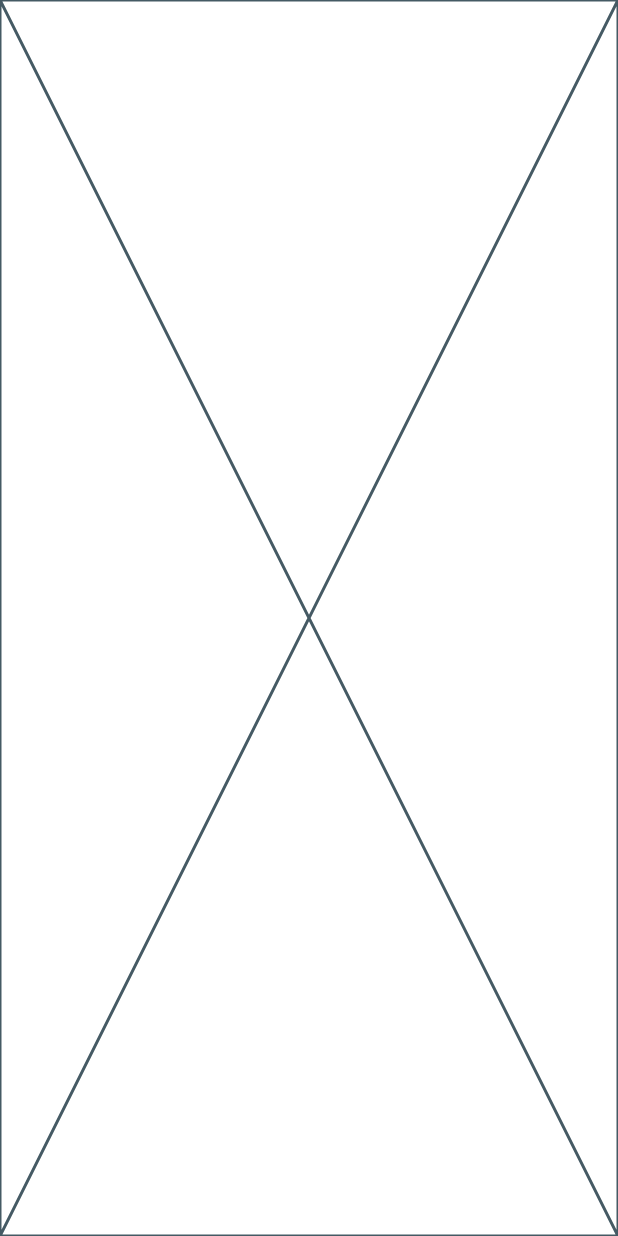
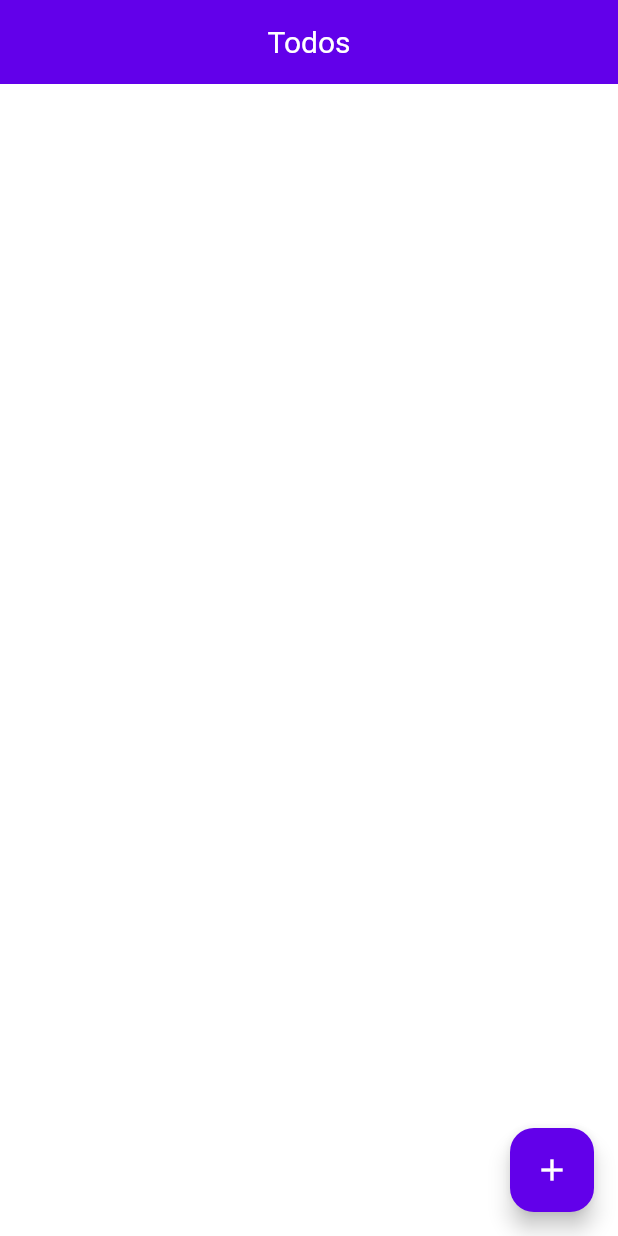
Before and after one commit to saiful00000/flutter_clean_arch_skeleton, a Flutter app: the screen it shows after launch, on a phone screen of 412 x 824 dp. Run offline on Flutter 3.47's test engine with Material 3 defaults, Android fonts, the phone set to English and light mode, and no system bars; our stand-ins replace flutter_riverpod, freezed_annotation, riverpod_annotation, sqflite; missing offline and left inert: flutter_minimalist; accounts and stored records are empty; generated files the repository leaves out were written again.

Commit message:
Create todo screen design

```diff
--- a/lib/core/themes/app_themes.dart
+++ b/lib/core/themes/app_themes.dart
@@ -16,13 +16,29 @@ class AppThemes {
       bodySmall: TextStyle(color: AppColors.onBackgroundLight),
     ),
     appBarTheme: const AppBarTheme(
-      color: AppColors.primaryLight,
-      titleTextStyle:  TextStyle(color: AppColors.onPrimaryLight, fontSize: 20),
-    ),
+        color: AppColors.primaryLight,
+        titleTextStyle: TextStyle(color: AppColors.onPrimaryLight, fontSize: 20),
+        iconTheme: IconThemeData(
+          color: Colors.white,
+        )),
     buttonTheme: ButtonThemeData(
       buttonColor: AppColors.primaryLight,
       shape: RoundedRectangleBorder(
         borderRadius: BorderRadius.circular(AppValues.borderRadiusSmall),
+      ),
+    ),
+    elevatedButtonTheme: ElevatedButtonThemeData(
+      style: ButtonStyle(
+        backgroundColor: WidgetStateProperty.all(AppColors.primaryLight),
+        foregroundColor: WidgetStateProperty.all(AppColors.onPrimaryLight),
+        textStyle: WidgetStateProperty.all(
+          const TextStyle(color: AppColors.onPrimaryLight, fontWeight: FontWeight.bold),
+        ),
+        shape: WidgetStateProperty.all(
+          RoundedRectangleBorder(
+            borderRadius: BorderRadius.circular(AppValues.borderRadiusSmall),
+          ),
+        ),
       ),
     ),
     dialogTheme: DialogTheme(
@@ -60,12 +76,26 @@ class AppThemes {
     ),
     appBarTheme: const AppBarTheme(
       color: AppColors.primaryDark,
-      titleTextStyle:  TextStyle(color: AppColors.onPrimaryDark, fontSize: 20),
+      titleTextStyle: TextStyle(color: AppColors.onPrimaryDark, fontSize: 20),
     ),
     buttonTheme: ButtonThemeData(
       buttonColor: AppColors.primaryDark,
       shape: RoundedRectangleBorder(
         borderRadius: BorderRadius.circular(AppValues.borderRadiusSmall),
+      ),
+    ),
+    elevatedButtonTheme: ElevatedButtonThemeData(
+      style: ButtonStyle(
+        backgroundColor: WidgetStateProperty.all(AppColors.primaryDark),
+        foregroundColor: WidgetStateProperty.all(AppColors.onPrimaryDark),
+        textStyle: WidgetStateProperty.all(
+          const TextStyle(color: AppColors.onPrimaryDark, fontWeight: FontWeight.bold),
+        ),
+        shape: WidgetStateProperty.all(
+          RoundedRectangleBorder(
+            borderRadius: BorderRadius.circular(AppValues.borderRadiusSmall),
+          ),
+        ),
       ),
     ),
     dialogTheme: DialogTheme(
--- a/lib/main.dart
+++ b/lib/main.dart
@@ -21,6 +21,7 @@ class MyApp extends StatelessWidget {
       theme: AppThemes.lightTheme,
       darkTheme: AppThemes.darkTheme,
       navigatorKey: AppNavigator.navKey,
+      debugShowCheckedModeBanner: false,
       initialRoute: RouteNames.todoListScreen,
       onGenerateRoute: AppNavigator.generateRoutes,
       scaffoldMessengerKey: AppNavigator.scaffoldMessengerKey,
--- a/lib/modules/todo/presentation/screens/todo_list_screen.dart
+++ b/lib/modules/todo/presentation/screens/todo_list_screen.dart
@@ -1,10 +1,30 @@
 import 'package:flutter/material.dart';
+import 'package:flutter_clean_skeleton/infrastructure/navigation/app_navigator.dart';
+import 'package:flutter_clean_skeleton/infrastructure/navigation/route_names.dart';
 
 class TodoListScreen extends StatelessWidget {
   const TodoListScreen({super.key});
 
   @override
   Widget build(BuildContext context) {
-    return const Placeholder();
+    return Scaffold(
+      appBar: AppBar(
+        centerTitle: true,
+        title: const Text('Todos'),
+      ),
+      floatingActionButton: FloatingActionButton(
+        child: const Icon(Icons.add),
+        onPressed: () {
+          AppNavigator.navKey.currentState?.pushNamed(RouteNames.createTodoScreen);
+        },
+      ),
+      body: ListView.builder(
+        itemCount: 0,
+        physics: const BouncingScrollPhysics(),
+        itemBuilder: (context, index) {
+          return Container();
+        },
+      ),
+    );
   }
 }
--- a/pubspec.yaml
+++ b/pubspec.yaml
@@ -17,6 +17,7 @@ dependencies:
   cupertino_icons: ^1.0.6
   json_annotation: ^4.9.0
   flutter_riverpod: ^2.5.1
+  flutter_minimalist: ^0.0.2
   freezed_annotation: ^2.4.1
   riverpod_annotation: ^2.3.5
 
```
Also changed, not shown: lib/modules/todo/presentation/screens/todo_create_screen.dart (+82 -2 lines), lib/modules/todo/presentation/widgets/form_title.dart (added, +16 -0 lines), pubspec.lock, 1 other file.
